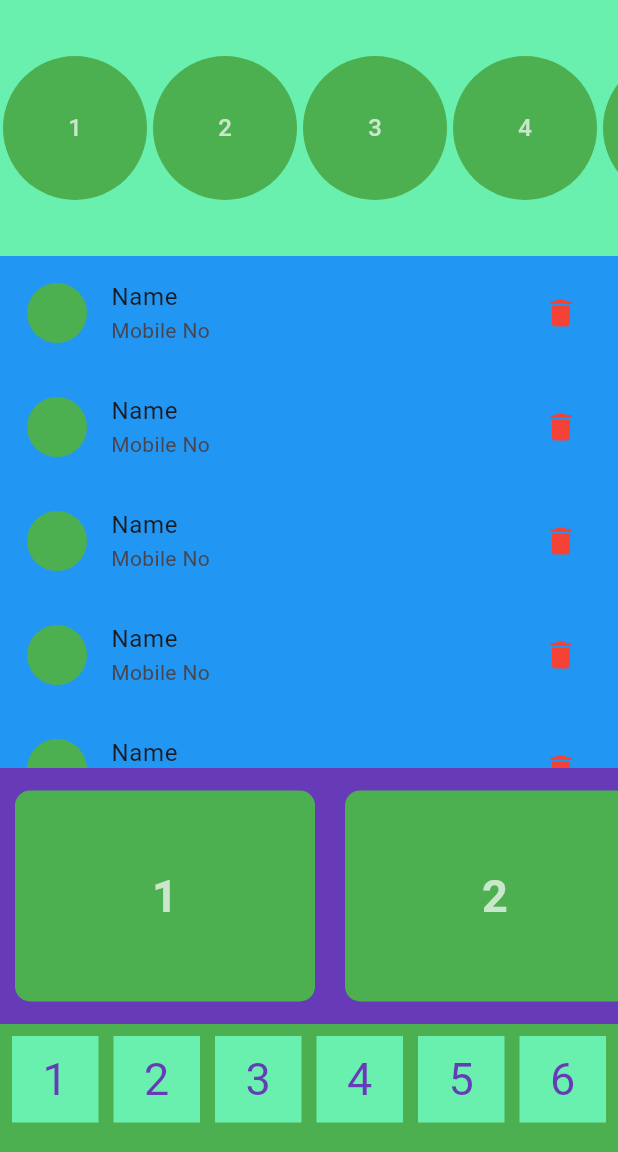
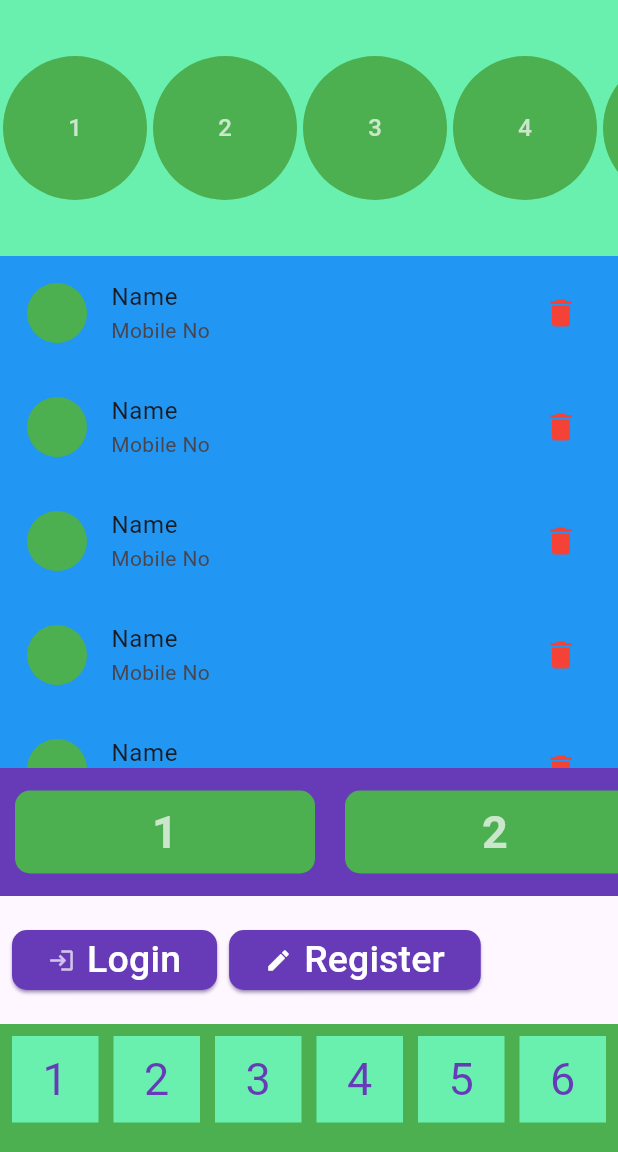
Before and after one commit to sajolkk/Flutter-basic, a Flutter app: the screen it shows after launch, on a phone screen of 412 x 824 dp, the part 84-1236 px from its top. Run offline on Flutter 3.47's test engine with Material 2 defaults, Android fonts, the phone set to English and light mode, and no system bars; missing offline and left inert: dart:ffi.

Commit message:
cutom widget learn

```diff
--- a/custom_widget/lib/main.dart
+++ b/custom_widget/lib/main.dart
@@ -1,3 +1,5 @@
+import 'package:custom_widget/ui_helper/text_theme.dart';
+import 'package:custom_widget/widget/rounded_btn.dart';
 import 'package:flutter/material.dart';
 
 void main() {
@@ -86,6 +88,9 @@ class _MyHomePageState extends State<MyHomePage> {
             // call sub item widget
             SubItem(),
 
+            // buttons
+            Buttons(),
+
             // call bottom menu
             BottomMenu(),
           ],
@@ -155,12 +160,54 @@ class Contact extends StatelessWidget {
   }
 }
 
+// button
+class Buttons extends StatelessWidget {
+  @override
+  Widget build(BuildContext context) {
+    return Expanded(
+      flex: 1,
+      child: Row(
+        children: [
+          Padding(
+            padding: const EdgeInsets.all(8.0),
+            child: RoundedButton(
+              btnName: 'Login',
+              btnIcon: Icon(
+                Icons.login,
+                color: Colors.white70,
+              ),
+              callback: () {
+                print('Login');
+              },
+              textStyle: mTextStyle2(
+                  textColor: Colors.white, fontWeight: FontWeight.w500),
+            ),
+          ),
+          RoundedButton(
+            btnName: 'Register',
+            btnIcon: Icon(
+              Icons.create,
+              color: Colors.white,
+            ),
+            textStyle: mTextStyle2(
+                textColor: Colors.white, fontWeight: FontWeight.w500),
+            callback: (){
+              print("Register");
+            },
+          ),
+
+        ],
+      ),
+    );
+  }
+}
+
 // sub item class
 class SubItem extends StatelessWidget {
   @override
   Widget build(BuildContext context) {
     return Expanded(
-        flex: 2,
+        flex: 1,
         child: Container(
           color: Colors.deepPurple,
           child: ListView.builder(
--- /dev/null
+++ b/custom_widget/lib/ui_helper/text_theme.dart
@@ -0,0 +1,16 @@
+import 'package:flutter/cupertino.dart';
+import 'package:flutter/material.dart';
+
+TextStyle mTextStyle1(){
+  return TextStyle(
+    fontSize: 40,
+    fontWeight: FontWeight.w900,
+  );
+}
+TextStyle mTextStyle2({ Color textColor= Colors.black, FontWeight fontWeight= FontWeight.normal}){
+  return TextStyle(
+    fontSize: 25,
+    color: textColor,
+    fontWeight: fontWeight,
+  );
+}
--- /dev/null
+++ b/custom_widget/lib/widget/rounded_btn.dart
@@ -0,0 +1,43 @@
+import 'package:custom_widget/ui_helper/text_theme.dart';
+import 'package:flutter/cupertino.dart';
+import 'package:flutter/material.dart';
+
+class RoundedButton extends StatelessWidget {
+  final String btnName;
+  final Icon? btnIcon;
+  final Color? bgColor;
+  final TextStyle? textStyle;
+  final VoidCallback? callback;
+
+  const RoundedButton({
+    required this.btnName,
+    this.btnIcon,
+    this.bgColor = Colors.deepPurple,
+    this.textStyle,
+    this.callback});
+
+  @override
+  Widget build(BuildContext context) {
+    return ElevatedButton(
+        onPressed: () {
+          callback!();
+        },
+        child: btnIcon != null? Row(
+          children: [
+            Padding(
+              padding: const EdgeInsets.only(right: 8.0),
+              child: btnIcon!,
+            ),
+            Text(btnName, style: textStyle,)
+          ],
+        ):Text(btnName, style: textStyle,),
+      style: ElevatedButton.styleFrom(
+        backgroundColor: bgColor,
+        shadowColor: bgColor,
+        shape: RoundedRectangleBorder(
+          borderRadius: BorderRadius.all(Radius.circular(10)),
+        ),
+      ),
+    );
+  }
+}
```
